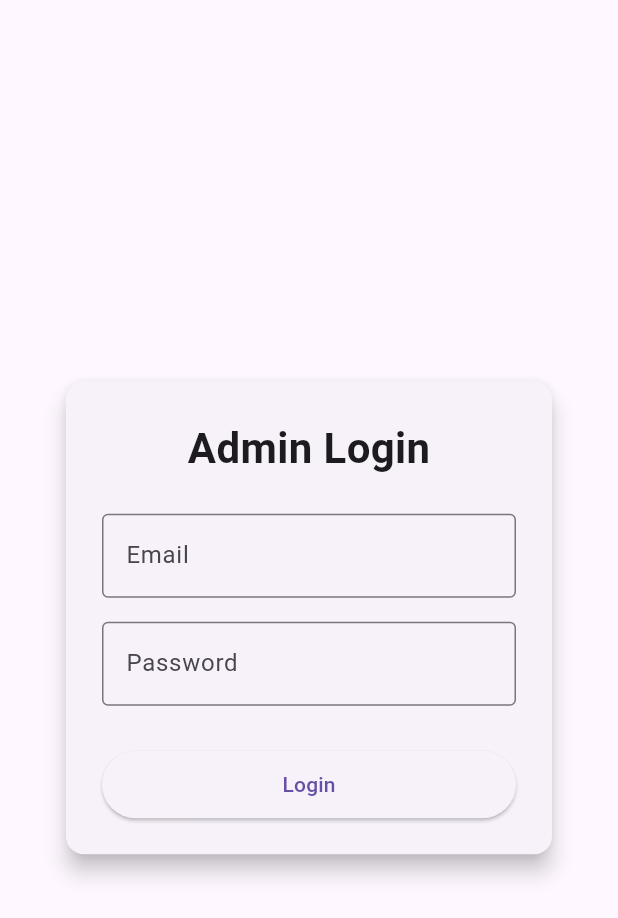
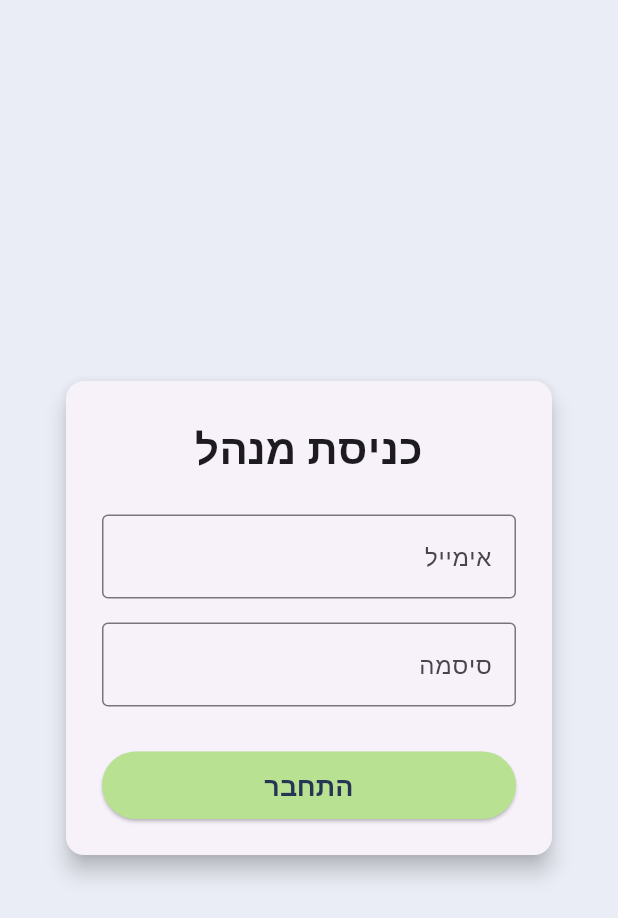
Before and after one commit to sheri-k/shemesh_admin, a Flutter app: the screen it shows after launch, on a phone screen of 412 x 824 dp. Shown: the top 918 px of the screen. Run offline on Flutter 3.47's test engine with Material 3 defaults, Android fonts, the phone set to English and light mode, and no system bars; our stand-ins replace cloud_firestore, firebase_auth, firebase_core, fl_chart; accounts and stored records are empty; statements that could not run were skipped.

Commit message:
fixed some stuff i messed up in last branch

```diff
--- a/lib/config/common_consts.dart
+++ b/lib/config/common_consts.dart
@@ -1,7 +1,17 @@
+import 'package:flutter/material.dart';
+
 class CommonConsts {
   static const int nTimePeriodInDays = 7;
   static const int daysForActiveUsers = 7;
   static const int daysForNewUsers = 30;
   static const int daysForTestsSubmitted = 30;
 
+  static const Color primaryScaffoldBckgrndColor = Color(0xFFFBFCFF);
+  static const Color primaryAppColor = Color(0xFF7D91C3);
+  static const Color primaryTextColor = Color(0xFF263554);
+  static const Color appBarColor = Color(0xFFCBD3E7);
+  static const Color secondaryScaffoldBckgrndColor =  Color(0xFFEAEDF5);
+  static const Color actionButtonColor = Color(0xFFB9E192);
+  static const Color progressIndicatorColor = Colors.black12;
+
 }
--- a/lib/pages/admin_login_page.dart
+++ b/lib/pages/admin_login_page.dart
@@ -1,5 +1,6 @@
 import 'package:flutter/material.dart';
 import 'package:firebase_auth/firebase_auth.dart';
+import 'package:shemesh_admin/config/common_consts.dart';
 import 'package:shemesh_admin/pages/dashboard_page.dart';
 import 'package:shemesh_admin/utilities/debug_log.dart';
 
@@ -11,6 +12,7 @@ class AdminLoginPage extends StatefulWidget {
 }
 
 class _AdminLoginPageState extends State<AdminLoginPage> {
+  static String tag = 'AdminLoginPage';
   final _emailController = TextEditingController();
   final _passwordController = TextEditingController();
 
@@ -35,6 +37,7 @@ class _AdminLoginPageState extends State<AdminLoginPage> {
         MaterialPageRoute(builder: (_) => DashboardPage()),
       );
     } on FirebaseAuthException catch (e) {
+      debugLog(name: tag, 'FirebaseAuthException: ${e.code} - ${e.message}');
       setState(() {
         _error = e.message ?? 'Login failed';
       });
@@ -52,7 +55,10 @@ class _AdminLoginPageState extends State<AdminLoginPage> {
 
   @override
   Widget build(BuildContext context) {
-    return Scaffold(
+    return Directionality(
+      textDirection: TextDirection.rtl,
+      child: Scaffold(
+        backgroundColor: CommonConsts.secondaryScaffoldBckgrndColor,
         body: Center(
           child: Container(
             width: 380,
@@ -65,54 +71,56 @@ class _AdminLoginPageState extends State<AdminLoginPage> {
                   mainAxisSize: MainAxisSize.min,
                   children: [
                     const Text(
-                    'Admin Login',
+                      'כניסת מנהל',
                       style: TextStyle(
                         fontSize: 28,
                         fontWeight: FontWeight.bold,
                       ),
                     ),
-
                     const SizedBox(height: 24),
-
                     TextField(
                       controller: _emailController,
                       decoration: const InputDecoration(
-                      labelText: 'Email',
+                        labelText: 'אימייל',
                         border: OutlineInputBorder(),
                       ),
                     ),
-
                     const SizedBox(height: 16),
-
                     TextField(
                       controller: _passwordController,
                       obscureText: true,
                       decoration: const InputDecoration(
-                      labelText: 'Password',
+                        labelText: 'סיסמה',
                         border: OutlineInputBorder(),
                       ),
                     ),
-
                     const SizedBox(height: 20),
-
                     if (_error.isNotEmpty)
                       Text(
                         _error,
                         style: const TextStyle(color: Colors.red),
                       ),
-
                     const SizedBox(height: 10),
-
                     SizedBox(
                       width: double.infinity,
                       height: 45,
                       child: ElevatedButton(
                         onPressed: _loading ? null : _login,
+                        style: ButtonStyle(
+                          backgroundColor: WidgetStatePropertyAll(
+                              CommonConsts.actionButtonColor),
+                          // overlayColor:
+                          //     WidgetStatePropertyAll(CommonConsts.appBarColor),
+                        ),
                         child: _loading
                             ? const CircularProgressIndicator(
-                              color: Colors.white,
+                                color: CommonConsts.progressIndicatorColor,
                               )
-                          : const Text('Login'),
+                            : const Text('התחבר',
+                                style: TextStyle(
+                                    fontSize: 18,
+                                    fontWeight: FontWeight.bold,
+                                    color: CommonConsts.primaryTextColor)),
                       ),
                     ),
                   ],
@@ -121,6 +129,7 @@ class _AdminLoginPageState extends State<AdminLoginPage> {
             ),
           ),
         ),
+      ),
     );
   }
 }
--- a/lib/pages/dashboard_page.dart
+++ b/lib/pages/dashboard_page.dart
@@ -45,7 +45,7 @@ class DashboardPage extends StatelessWidget {
                   textAlign: TextAlign.center,
                   style: TextStyle(fontSize: 24, fontWeight: FontWeight.bold)),
             ),
-            backgroundColor: Colors.blue),
+            backgroundColor: CommonConsts.appBarColor),
         body: Align(
           alignment: Alignment.topRight,
           child: Padding(
```
Lines whose indentation alone changed are shown as unchanged.
